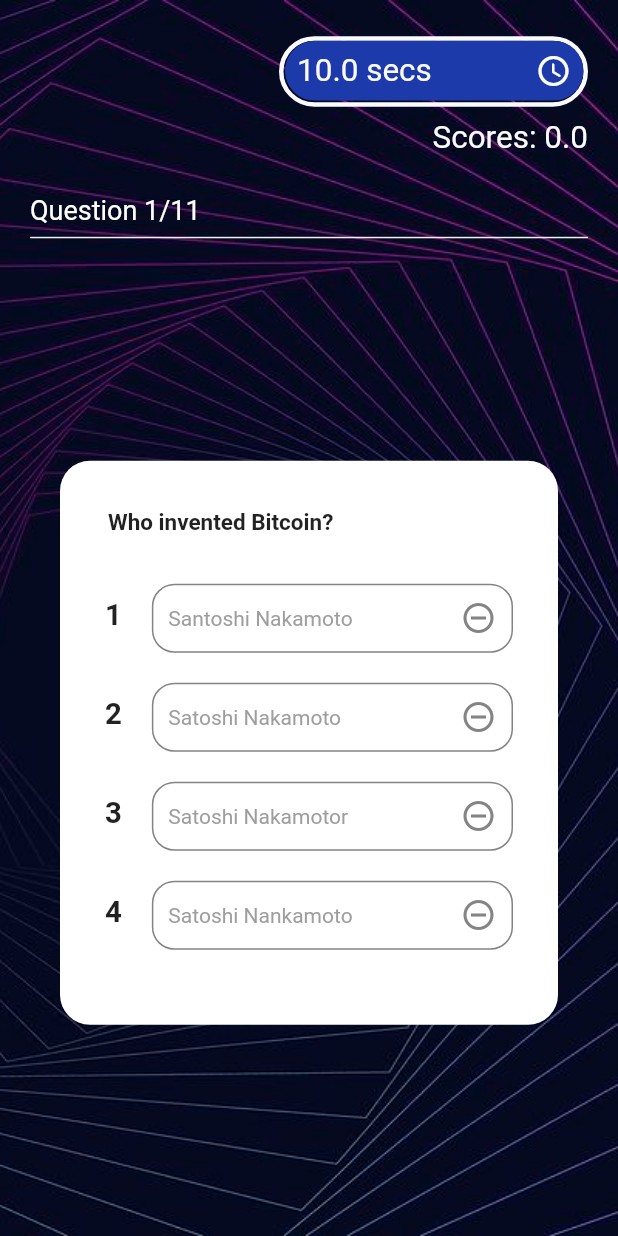
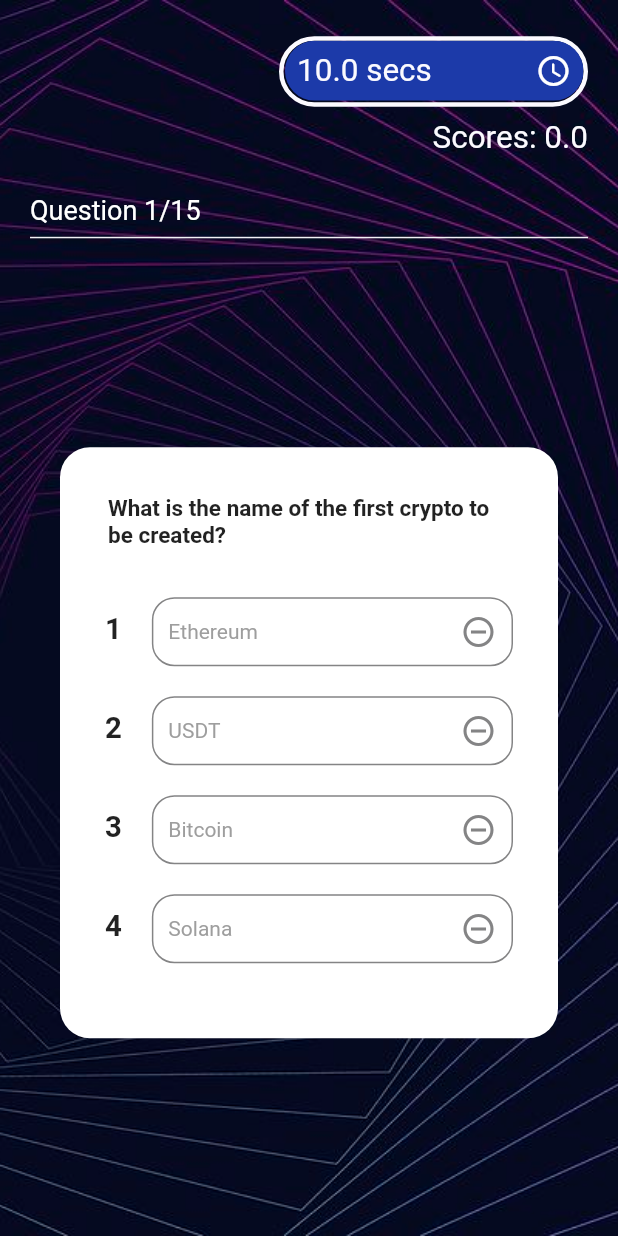
Before and after one commit to Captured-Heart/kochure_quiz_app, a Flutter app: the QuizScreenDesktop screen opened by its route, on a phone screen of 412 x 824 dp. Run offline on Flutter 3.47's test engine with Material 2 defaults, Android fonts, the phone set to English and light mode, and no system bars; drawn by our look-alikes of timer_count_down; our stand-ins replace animated_text_kit, cloud_firestore, confetti, device_info_plus, device_preview, firebase_auth and 5 more; accounts and stored records are empty.

Commit message:
updated questions, refactor the firebase structure

```diff
--- a/lib/AuthScreen/models/auth_model.dart
+++ b/lib/AuthScreen/models/auth_model.dart
@@ -6,6 +6,8 @@
   String? username;
   Timestamp? createdAt;
   String? email;
+  String? deviceId;
+
   num? scoreTotal;
 
   AuthModel({
@@ -15,6 +17,7 @@
     this.createdAt,
     this.email,
     this.scoreTotal,
+    this.deviceId,
   });
 
   factory AuthModel.fromJson(Map<String, dynamic> json) => AuthModel(
@@ -23,6 +26,7 @@
         username: json['username'] as String?,
         createdAt: json['createdAt'] as Timestamp?,
         email: json['email'] as String?,
+        deviceId: json['deviceId'] as String?,
         scoreTotal: json['scoreTotal'] as num?,
       );
 
@@ -33,5 +37,6 @@
         'createdAt': Timestamp.now(),
         'email': email,
         'scoreTotal': scoreTotal,
+        'deviceId': deviceId,
       };
 }
--- /dev/null
+++ b/lib/QuizScreen/model/project_name_const.dart
@@ -0,0 +1 @@
+const projectName = 'Abraka SMS 1.0';
--- a/lib/QuizScreen/model/question.dart
+++ b/lib/QuizScreen/model/question.dart
@@ -15,89 +15,109 @@
   List<Questions> questionBank = [
     Questions(
       id: 0,
-      answerId: 1,
-      question: "Who invented Bitcoin?",
-      options: [
-        'Santoshi Nakamoto',
-        'Satoshi Nakamoto',
-        'Satoshi Nakamotor',
-        'Satoshi Nankamoto'
-      ],
+      answerId: 2,
+      question: "What is the name of the first crypto to be created?",
+      options: ['Ethereum', 'USDT ', 'Bitcoin', 'Solana'],
     ),
     Questions(
       id: 1,
-      answerId: 3,
-      question: "What is the most popular cryptocurrency?",
-      options: ['Ethereum', 'Doge', 'Shiba', 'Bitcoin'],
+      answerId: 2,
+      question: "Who is the founder of bitcoin ",
+      options: [
+        'CZ Binance ',
+        'Vitalik Buterin',
+        'Satoshi N.',
+        'Michael Saylor'
+      ],
     ),
     Questions(
       id: 2,
       answerId: 2,
-      question:
-          "A digital currency that has its value pegged to a fiat currency is called?",
-      options: ['USDT', 'Bitcoin', 'Stable coin', 'Doge coin'],
+      question: "Which of the following does not fluctuate in price",
+      options: ['Bitcoin', 'Ethereum', 'USDT', 'Doge'],
     ),
     Questions(
       id: 3,
-      answerId: 3,
-      question: "Bitcoin was Launched in what year?",
-      options: ['2010', '2011', '2007', '2009'],
+      answerId: 2,
+      question: "What is the total supply of bitcoin?",
+      options: ['10 million ', '20 million ', '21 million ', '15 million '],
     ),
     Questions(
       id: 4,
-      answerId: 1,
-      question: "What is the second largest crypto currency after bitcoin?",
-      options: ['Doge', 'Ethereum', 'Solana', 'BNB'],
+      answerId: 0,
+      question: "What is the second largest crypto currency?",
+      options: ['Ethereum', 'Bitcoin', 'Bitcoin cash ', 'Safemoon'],
     ),
     Questions(
       id: 5,
       answerId: 1,
-      question: "What was one of the problems that Bitcoin solved?",
+      question: "What is the name of the Nigeria digital currency?",
+      options: ['Naira coin', 'eNaira', 'Bitcoin', 'Tatcoin'],
+    ),
+    Questions(
+      id: 6,
+      answerId: 3,
+      question: "Which of the following is not a crypto wallet?",
+      options: ['Kochure', 'Trust wallet ', 'Kucoin ', 'Solana'],
+    ),
+    Questions(
+      id: 7,
+      answerId: 1,
+      question: "A wallet that stores your crypto offline is called?",
       options: [
-        'Delayed transfers',
-        'Double spending',
-        'Delayed Deposit',
-        'Inflation'
+        'Hot wallet',
+        'Cold wallet',
+        'trust wallet',
+        'Meta mask wallet'
       ],
     ),
     Questions(
-      id: 6,
-      answerId: 2,
-      question: "What is the name of the CBN digital currency?",
-      options: ['Kobo', 'Naira', 'eNaira ', 'Naira coin'],
-    ),
-    Questions(
-      id: 7,
+      id: 8,
       answerId: 3,
-      question:
-          "This is a graphical representation of the address that can be read by your mobile phone’s camera.",
-      options: ['Bar code', 'QR code', 'URL ', 'All of the above'],
-    ),
-    Questions(
-      id: 8,
-      answerId: 1,
-      question: "Which of the follwing apps has cheapest trade rates",
-      options: ['Meta mask', 'Kochure', 'Trust wallet', 'Roqqu'],
+      question: "What year was bitcoin created?",
+      options: ['2020', '2000', '2005', '2009'],
     ),
     Questions(
       id: 9,
-      answerId: 1,
-      question:
-          "___provides an additional level of protection against unauthorized access to your crypto exchange account?.",
-      options: ['AML', '2FA', 'KYC', 'FUD'],
+      answerId: 0,
+      question: " The largest holders of bitcoin are called",
+      options: ['Whales', 'Shrimp', 'Octopus', 'Sharks'],
     ),
     Questions(
       id: 10,
       answerId: 1,
+      question: "What is the technology that powers crypto called?",
+      options: ['Bitcoin', 'Blockchain', 'Wallet', 'Doge coin'],
+    ),
+    Questions(
+      id: 11,
+      answerId: 1,
       question:
-          "___is an automated computer program that is hosted and executed on the blockchain?.",
+          "What country is number 1 in terms of crypto ownership and adoption?",
+      options: ['India', 'Nigeria', 'Dubai', 'America'],
+    ),
+    Questions(
+      id: 12,
+      answerId: 0,
+      question: "The process of creating new bitcoin is called ",
+      options: ['Mining', 'Coding', 'Cryptology', 'Trading'],
+    ),
+    Questions(
+      id: 13,
+      answerId: 1,
+      question: "Kochure is a crypto exchange that helps you?",
       options: [
-        'Cryptocurrency',
-        'Smart contract',
-        'NFT',
-        'Smart program',
-        'All of the above'
+        'Mine bitcoin',
+        'Convert your crypto to Naira',
+        'Stake your crypto',
+        'Burn your crypto'
       ],
+    ),
+    Questions(
+      id: 14,
+      answerId: 2,
+      question: "Bitcoin was first used to purchase ",
+      options: ['Meat', 'Burger', 'Pizza', 'Pea nut'],
     ),
   ];
 }
--- a/lib/QuizScreen/widgets/question_card.dart
+++ b/lib/QuizScreen/widgets/question_card.dart
@@ -1,6 +1,7 @@
 import 'dart:developer';
 
 import 'package:cloud_firestore/cloud_firestore.dart';
+import 'package:kochure_quiz_app/QuizScreen/model/project_name_const.dart';
 import 'package:kochure_quiz_app/QuizScreen/model/quiz_model.dart';
 import 'package:kochure_quiz_app/QuizScreen/widgets/quiz_options_answers.dart';
 import 'package:kochure_quiz_app/utils/shared_prefs.dart';
@@ -136,7 +137,7 @@
                               await updateFinalScore(
                                 SharedPrefHelper.getScoreTotal(),
                               );
-                              await postParticipantsScore(ref, quizMap)
+                              await postParticipantsScore(ref, quizMap, projectName)
                                   .whenComplete(() {
                                 ref
                                     .read(loadingProvider.notifier)
@@ -158,7 +159,7 @@
                               await updateFinalScore(
                                 SharedPrefHelper.getScoreTotal(),
                               );
-                              await postParticipantsScore(ref, quizMap)
+                              await postParticipantsScore(ref, quizMap, projectName)
                                   .whenComplete(() {
                                 ref
                                     .read(loadingProvider.notifier)
--- a/lib/QuizScreen/widgets/question_card_answers.dart
+++ b/lib/QuizScreen/widgets/question_card_answers.dart
@@ -1,11 +1,6 @@
-import 'dart:developer';
 
-import 'package:cloud_firestore/cloud_firestore.dart';
-import 'package:kochure_quiz_app/QuizScreen/model/quiz_model.dart';
 import 'package:kochure_quiz_app/QuizScreen/widgets/quiz_options_answers.dart';
-import 'package:kochure_quiz_app/utils/shared_prefs.dart';
 
-import '../../AuthScreen/services/post_auth_firebase.dart';
 import '../../app.dart';
 
 // final correctAnswerProvider = StateProvider<String>((ref) {
--- a/lib/main.dart
+++ b/lib/main.dart
@@ -51,7 +51,7 @@
               case QuizRulesScreen.routeName:
                 return const QuizRulesScreen();
               case QuizSummaryScreen.routeName:
-                return  QuizSummaryScreen();
+                return const  QuizSummaryScreen();
               case QuizScreenDesktop.routeName:
                 return const QuizScreenDesktop();
               case LeaderScoreBoardScreen.routeName:
--- a/pubspec.yaml
+++ b/pubspec.yaml
@@ -33,6 +33,7 @@
   cloud_firestore: ^4.1.0
   confetti: ^0.7.0
   cupertino_icons: ^1.0.2
+  device_info_plus: ^8.0.0
   device_preview: ^1.1.0
   dio: ^4.0.6
   firebase_auth: ^4.1.3
```
Also changed, not shown: lib/AuthScreen/services/post_auth_firebase.dart (+5 -3 lines), lib/OnBoarding/views/onboarding_desktop.dart (+6 -3 lines), lib/QuizScreen/views/quiz_screen_desktop.dart (+54 -3 lines), lib/utils/shared_prefs.dart (+11 -2 lines), pubspec.lock, 1 other file.
